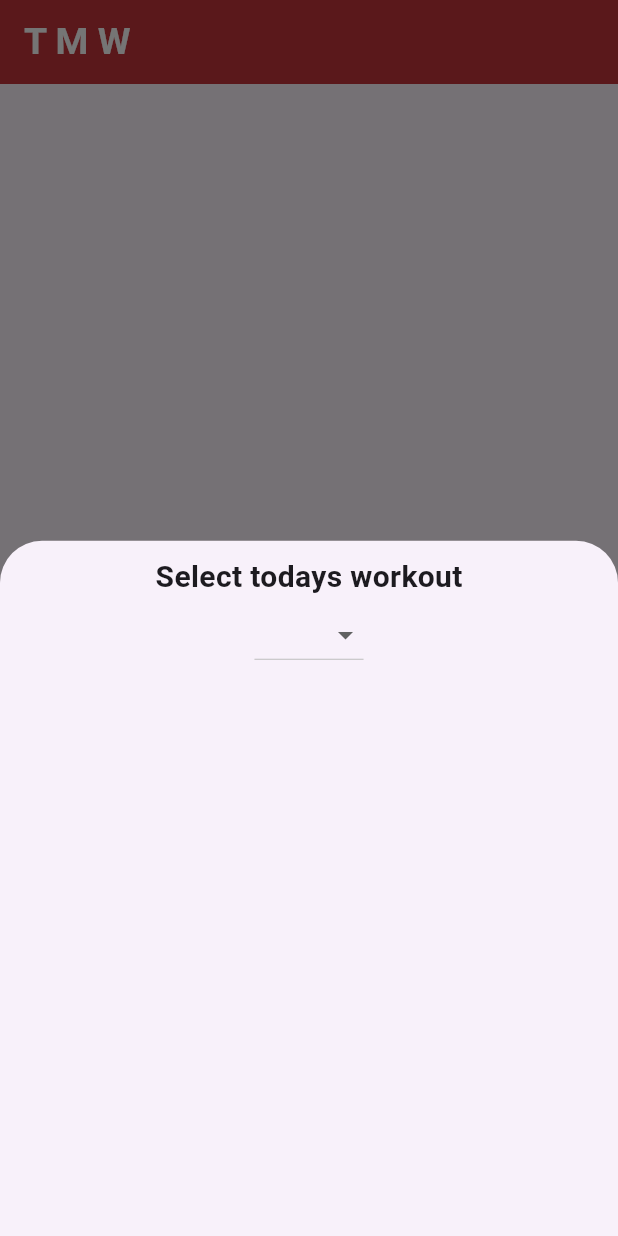
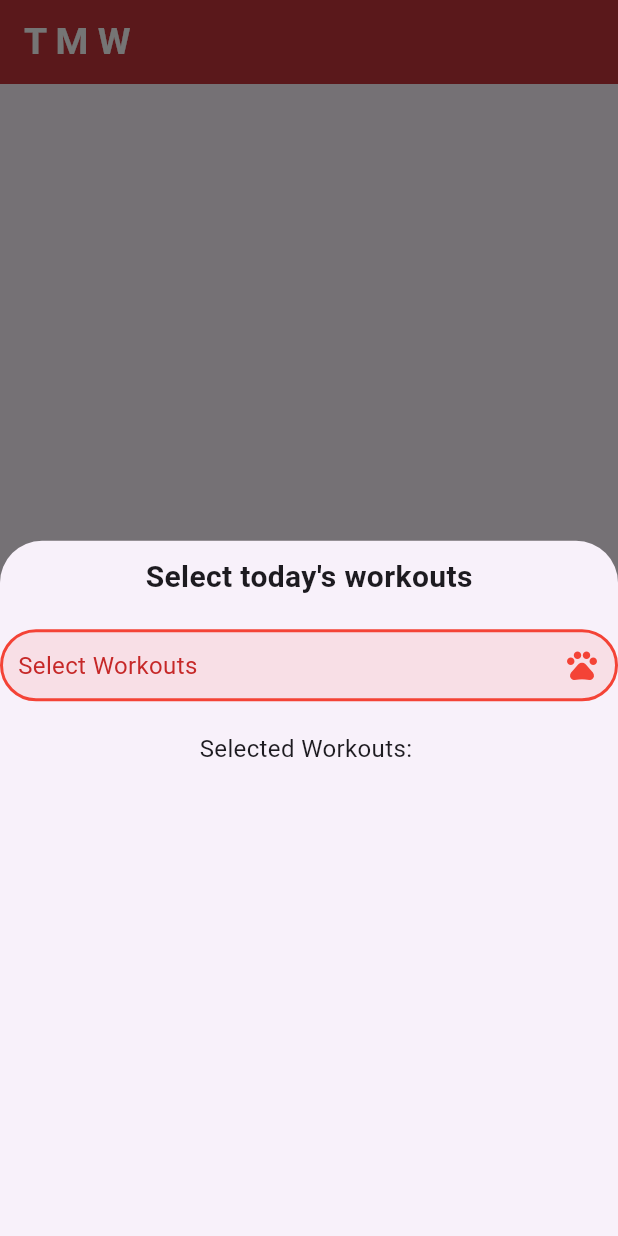
Before and after one commit to k1ngalph0x/TMW, a Flutter app: the screen it shows after launch, after a tap on "Add workout", on a phone screen of 412 x 824 dp. Run offline on Flutter 3.47's test engine with Material 3 defaults, Android fonts, the light colour scheme and no system bars; drawn by our look-alikes of multi_select_flutter; our stand-ins replace fl_chart.

Commit message:
multi select

```diff
--- a/lib/screens/home_screen.dart
+++ b/lib/screens/home_screen.dart
@@ -50,6 +50,7 @@
 // }
 import 'package:flutter/material.dart';
 import 'package:fl_chart/fl_chart.dart';
+import 'package:multi_select_flutter/multi_select_flutter.dart';
 
 class HomeScreen extends StatefulWidget {
   const HomeScreen({super.key});
@@ -60,6 +61,7 @@ class HomeScreen extends StatefulWidget {
 
 class _HomeScreenState extends State<HomeScreen> {
   int _selectedIndex = 0;
+  List<String> _selectedWorkouts = [];
 
   List<BottomNavigationBarItem> _bottomNavbarItems = [
     BottomNavigationBarItem(
@@ -72,7 +74,13 @@ class _HomeScreenState extends State<HomeScreen> {
         icon: Icon(Icons.add), label: 'Home', backgroundColor: Colors.red)
   ];
 
-  List<String> _workoutlist = <String>['Chest', 'Abs', 'Calves', 'Leg'];
+  List<String> _workoutlist = <String>[
+    'Chest',
+    'Abs',
+    'Calves',
+    'Legs',
+    'Cross-fit'
+  ];
 
   String? selectedValue;
 
@@ -120,26 +128,57 @@ class _HomeScreenState extends State<HomeScreen> {
                   width: screenWidth,
                   child: Column(
                     children: [
-                      SizedBox(
-                        height: 10.0,
-                      ),
+                      SizedBox(height: 10.0),
                       Text(
-                        'Select todays workout',
+                        'Select today\'s workouts',
                         style: TextStyle(
                             fontWeight: FontWeight.bold, fontSize: 20.0),
                       ),
-                      DropdownButton(
+                      SizedBox(height: 20),
+                      MultiSelectDialogField(
                         items: _workoutlist
-                            .map<DropdownMenuItem<String>>((String value) {
-                          return DropdownMenuItem<String>(
-                              value: value, child: Text(value));
-                        }).toList(),
-                        onChanged: (String? newValue) {
+                            .map((e) => MultiSelectItem(e, e))
+                            .toList(),
+                        listType: MultiSelectListType.CHIP,
+                        onConfirm: (values) {
                           setState(() {
-                            selectedValue = newValue;
+                            _selectedWorkouts = values.cast<String>();
                           });
                         },
-                      )
+                        chipDisplay: MultiSelectChipDisplay(
+                          onTap: (value) {
+                            setState(() {
+                              _selectedWorkouts.remove(value);
+                            });
+                          },
+                        ),
+                        title: Text("Select workouts"),
+                        selectedColor: Colors.red,
+                        decoration: BoxDecoration(
+                          color: Colors.red.withOpacity(0.1),
+                          borderRadius: BorderRadius.all(Radius.circular(40)),
+                          border: Border.all(
+                            color: Colors.red,
+                            width: 2,
+                          ),
+                        ),
+                        buttonIcon: Icon(
+                          Icons.pets,
+                          color: Colors.red,
+                        ),
+                        buttonText: Text(
+                          "Select Workouts",
+                          style: TextStyle(
+                            color: Colors.red[800],
+                            fontSize: 16,
+                          ),
+                        ),
+                      ),
+                      SizedBox(height: 20),
+                      Text(
+                        'Selected Workouts: ${_selectedWorkouts.join(", ")}',
+                        style: TextStyle(fontSize: 16),
+                      ),
                     ],
                   ),
                 );
--- a/pubspec.yaml
+++ b/pubspec.yaml
@@ -40,6 +40,7 @@ dependencies:
 
   #Dropdown
   dropdown_button2: ^2.3.9
+  multi_select_flutter: ^4.1.3
 
 dev_dependencies:
   flutter_test:
```
Also changed, not shown: pubspec.lock.
